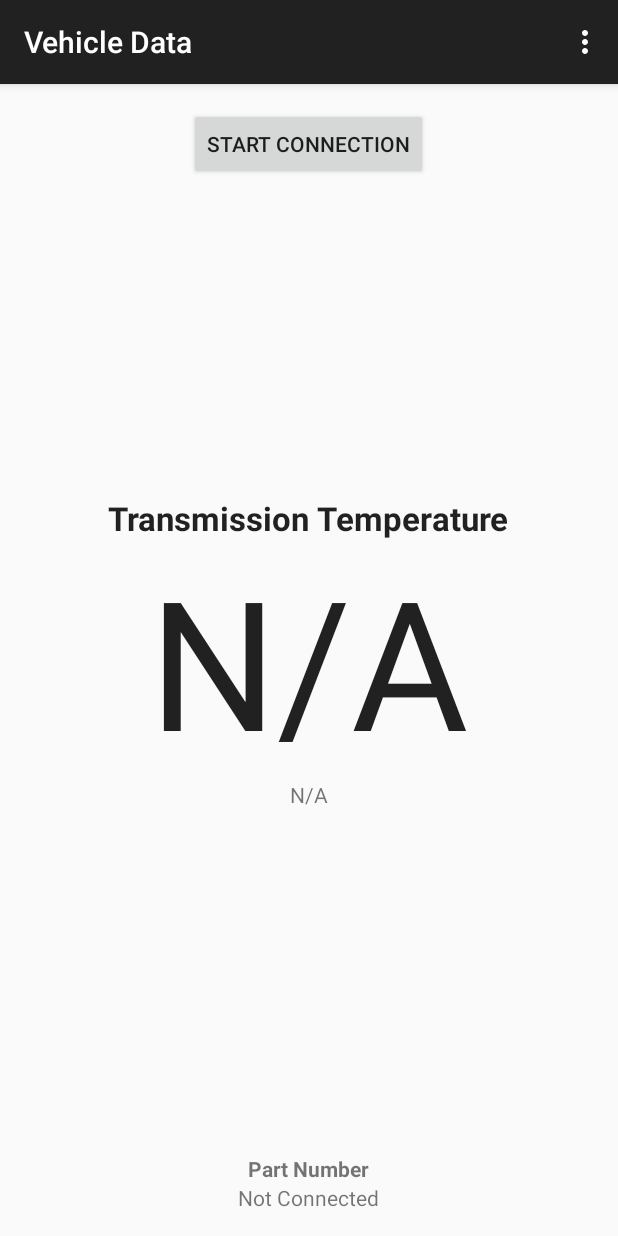
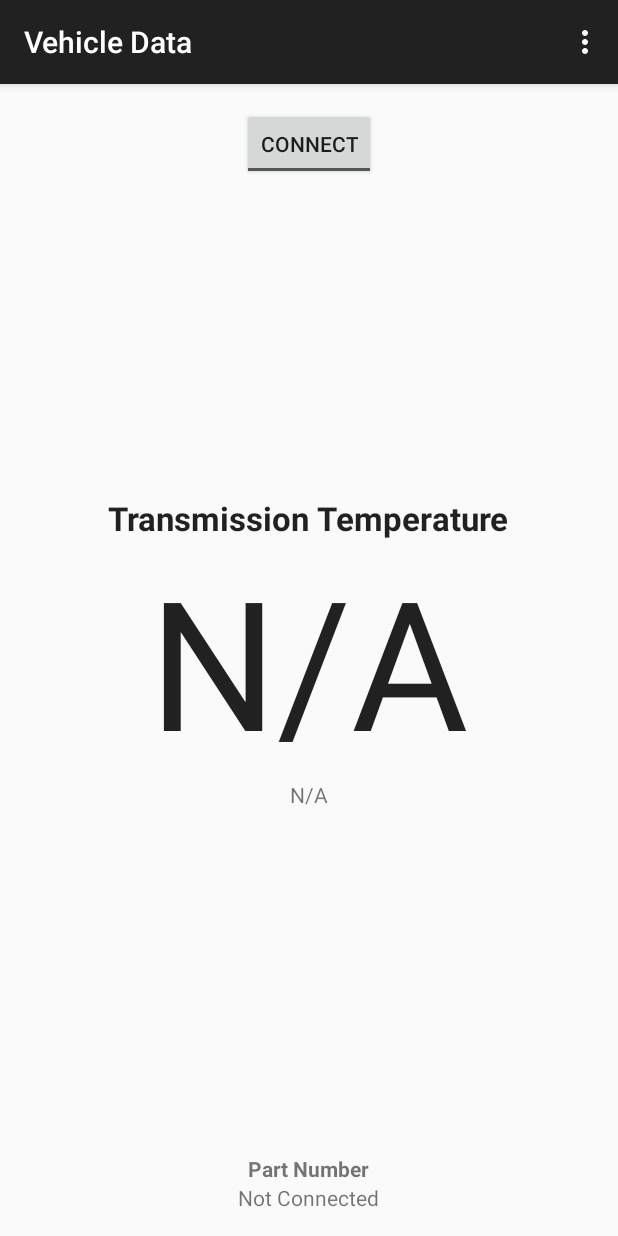
Before and after one commit to bri3d/kwp-android-logger, an Android app: the screen it shows after launch (MainActivity), on a phone screen of 412 x 824 dp. Run offline under Robolectric (Android 15) with nearby library versions, the phone set to English and light mode, and no system bars.

```diff
--- a/app/src/main/java/com/brianledbetter/kwplogger/DiagnosticsService.java
+++ b/app/src/main/java/com/brianledbetter/kwplogger/DiagnosticsService.java
@@ -67,6 +67,7 @@ public class DiagnosticsService extends PermanentService {
             m_kwp.stopSession();
             m_btSocket.close();
             m_isConnected = false;
+            stopSelf();
         } catch (KWPException e) {
             Log.d("KWP", "Failed to close connection!");
         } catch (IOException e) { // Got to love early 2000s Java, thanks Android
--- a/app/src/main/res/layout/activity_main.xml
+++ b/app/src/main/res/layout/activity_main.xml
@@ -8,14 +8,6 @@
     android:paddingRight="@dimen/activity_horizontal_margin"
     android:paddingTop="@dimen/activity_vertical_margin"
     tools:context="com.brianledbetter.kwplogger.MainActivity">
-
-    <Button
-        android:layout_width="wrap_content"
-        android:layout_height="wrap_content"
-        android:text="Start Connection"
-        android:id="@+id/startButton"
-        android:layout_centerHorizontal="true"
-        android:onClick="onStartButtonPressed" />
 
     <TextView
         android:layout_width="wrap_content"
@@ -62,4 +54,14 @@
         android:layout_centerHorizontal="true"
         android:textStyle="bold" />
 
+    <ToggleButton
+        android:layout_width="wrap_content"
+        android:layout_height="wrap_content"
+        android:text="@string/connectionLabel"
+        android:id="@+id/connectionToggle"
+        android:layout_alignParentTop="true"
+        android:layout_centerHorizontal="true"
+        android:textOff="@string/connectionLabel"
+        android:textOn="@string/disconnectionLabel" />
+
 </RelativeLayout>
--- a/app/src/main/res/values/strings.xml
+++ b/app/src/main/res/values/strings.xml
@@ -5,4 +5,6 @@
     <string name="transmission_temperature_label">Transmission Temperature</string>
     <string name="part_number_label">Part Number</string>
     <string name="action_settings">Settings</string>
+    <string name="connectionLabel">Connect</string>
+    <string name="disconnectionLabel">Disconnect</string>
 </resources>
```
Also changed, not shown: app/src/main/java/com/brianledbetter/kwplogger/MainActivity.java (+23 -4 lines).
